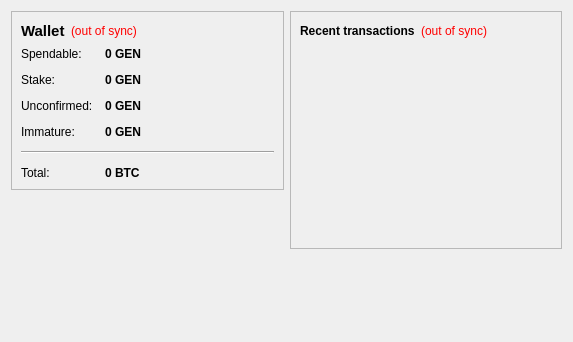
Qt form src/qt/forms/overviewpage.ui (ultra-pool/g3nstake) before a commit.
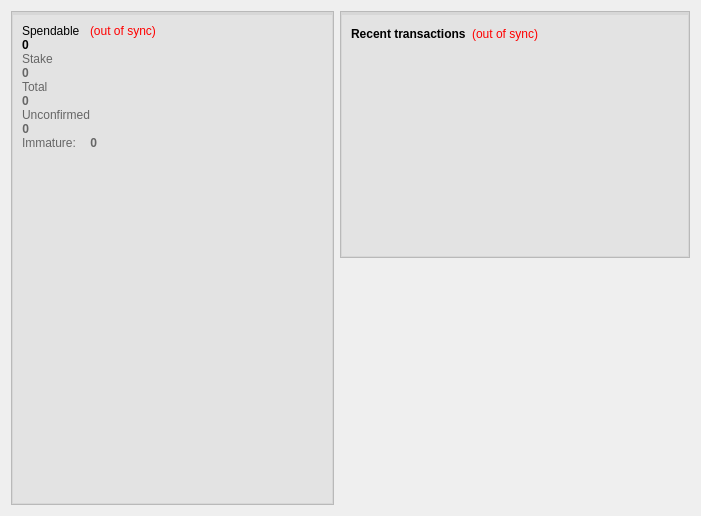
The same form after that commit. Icons and pictures are not drawn.

Diff of the .ui file:
```diff
--- a/src/qt/forms/overviewpage.ui
+++ b/src/qt/forms/overviewpage.ui
@@ -6,18 +6,31 @@
    <rect>
     <x>0</x>
     <y>0</y>
-    <width>573</width>
-    <height>342</height>
+    <width>701</width>
+    <height>516</height>
    </rect>
   </property>
   <property name="windowTitle">
    <string>Form</string>
   </property>
-  <layout class="QHBoxLayout" name="horizontalLayout" stretch="1,1">
+  <layout class="QHBoxLayout" name="horizontalLayout" stretch="1,0">
    <item>
     <layout class="QVBoxLayout" name="verticalLayout_2">
      <item>
       <widget class="QFrame" name="frame">
+       <property name="styleSheet">
+        <string notr="true">#frame
+{
+background-color: rgb(227, 227, 227);
+border: 1px solid rgb(185,185,185);
+}
+
+#frame_4
+{
+border:1px solid rgb(215,215,215);
+border-top: 3px solid rgb(215,215,215);
+}</string>
+       </property>
        <property name="frameShape">
         <enum>QFrame::StyledPanel</enum>
        </property>
@@ -25,72 +38,45 @@
         <enum>QFrame::Raised</enum>
        </property>
        <layout class="QVBoxLayout" name="verticalLayout_4">
-        <item>
-         <layout class="QHBoxLayout" name="horizontalLayout_4">
-          <item>
-           <widget class="QLabel" name="label_5">
-            <property name="font">
-             <font>
-              <pointsize>11</pointsize>
-              <weight>75</weight>
-              <bold>true</bold>
-             </font>
-            </property>
-            <property name="text">
-             <string>Wallet</string>
-            </property>
-           </widget>
-          </item>
-          <item>
-           <widget class="QLabel" name="labelWalletStatus">
-            <property name="toolTip">
-             <string>The displayed information may be out of date. Your wallet automatically synchronizes with the Genstake network after a connection is established, but this process has not completed yet.</string>
-            </property>
-            <property name="styleSheet">
-             <string notr="true">QLabel { color: red; }</string>
-            </property>
-            <property name="text">
-             <string notr="true">(out of sync)</string>
-            </property>
-            <property name="alignment">
-             <set>Qt::AlignLeading|Qt::AlignLeft|Qt::AlignVCenter</set>
-            </property>
-           </widget>
-          </item>
+        <property name="spacing">
+         <number>0</number>
+        </property>
+        <property name="leftMargin">
+         <number>0</number>
+        </property>
+        <property name="topMargin">
+         <number>0</number>
+        </property>
+        <property name="rightMargin">
+         <number>0</number>
+        </property>
+        <property name="bottomMargin">
+         <number>0</number>
+        </property>
           <item>
-           <spacer name="horizontalSpacer_2">
-            <property name="orientation">
-             <enum>Qt::Horizontal</enum>
-            </property>
-            <property name="sizeHint" stdset="0">
-             <size>
-              <width>40</width>
-              <height>20</height>
-             </size>
-            </property>
-           </spacer>
-          </item>
-         </layout>
-        </item>
+         <widget class="QFrame" name="frame_4">
+          <property name="frameShape">
+           <enum>QFrame::StyledPanel</enum>
+          </property>
+          <property name="frameShadow">
+           <enum>QFrame::Raised</enum>
+          </property>
+          <layout class="QVBoxLayout" name="verticalLayout_6">
         <item>
          <layout class="QFormLayout" name="formLayout_2">
           <property name="fieldGrowthPolicy">
-           <enum>QFormLayout::AllNonFixedFieldsGrow</enum>
+              <enum>QFormLayout::ExpandingFieldsGrow</enum>
+             </property>
+             <property name="labelAlignment">
+              <set>Qt::AlignLeading|Qt::AlignLeft|Qt::AlignTop</set>
           </property>
           <property name="horizontalSpacing">
-           <number>12</number>
+              <number>0</number>
           </property>
           <property name="verticalSpacing">
-           <number>12</number>
-          </property>
-          <item row="0" column="0">
-           <widget class="QLabel" name="label">
-            <property name="text">
-             <string>Spendable:</string>
-            </property>
-           </widget>
-          </item>
-          <item row="0" column="1">
+              <number>0</number>
+             </property>
+             <item row="2" column="0">
            <widget class="QLabel" name="labelBalance">
             <property name="font">
              <font>
@@ -104,23 +90,100 @@
             <property name="toolTip">
              <string>Your current spendable balance</string>
             </property>
+               <property name="styleSheet">
+                <string notr="true">top: -5px;</string>
+               </property>
             <property name="text">
-             <string notr="true">0 GEN</string>
+                <string notr="true">0</string>
             </property>
             <property name="textInteractionFlags">
              <set>Qt::LinksAccessibleByMouse|Qt::TextSelectableByKeyboard|Qt::TextSelectableByMouse</set>
             </property>
            </widget>
           </item>
-          <item row="1" column="0">
+             <item row="4" column="0">
            <widget class="QLabel" name="label_6">
+               <property name="palette">
+                <palette>
+                 <active>
+                  <colorrole role="WindowText">
+                   <brush brushstyle="SolidPattern">
+                    <color alpha="255">
+                     <red>102</red>
+                     <green>102</green>
+                     <blue>102</blue>
+                    </color>
+                   </brush>
+                  </colorrole>
+                 </active>
+                 <inactive>
+                  <colorrole role="WindowText">
+                   <brush brushstyle="SolidPattern">
+                    <color alpha="255">
+                     <red>102</red>
+                     <green>102</green>
+                     <blue>102</blue>
+                    </color>
+                   </brush>
+                  </colorrole>
+                 </inactive>
+                 <disabled>
+                  <colorrole role="WindowText">
+                   <brush brushstyle="SolidPattern">
+                    <color alpha="255">
+                     <red>120</red>
+                     <green>120</green>
+                     <blue>120</blue>
+                    </color>
+                   </brush>
+                  </colorrole>
+                 </disabled>
+                </palette>
+               </property>
             <property name="text">
-             <string>Stake:</string>
+                <string>Stake</string>
             </property>
            </widget>
           </item>
-          <item row="1" column="1">
+             <item row="5" column="0">
            <widget class="QLabel" name="labelStake">
+               <property name="palette">
+                <palette>
+                 <active>
+                  <colorrole role="WindowText">
+                   <brush brushstyle="SolidPattern">
+                    <color alpha="255">
+                     <red>102</red>
+                     <green>102</green>
+                     <blue>102</blue>
+                    </color>
+                   </brush>
+                  </colorrole>
+                 </active>
+                 <inactive>
+                  <colorrole role="WindowText">
+                   <brush brushstyle="SolidPattern">
+                    <color alpha="255">
+                     <red>102</red>
+                     <green>102</green>
+                     <blue>102</blue>
+                    </color>
+                   </brush>
+                  </colorrole>
+                 </inactive>
+                 <disabled>
+                  <colorrole role="WindowText">
+                   <brush brushstyle="SolidPattern">
+                    <color alpha="255">
+                     <red>120</red>
+                     <green>120</green>
+                     <blue>120</blue>
+                    </color>
+                   </brush>
+                  </colorrole>
+                 </disabled>
+                </palette>
+               </property>
             <property name="font">
              <font>
               <weight>75</weight>
@@ -134,51 +197,270 @@
              <string>Total of coins that was staked, and do not yet count toward the current balance</string>
             </property>
             <property name="text">
-             <string notr="true">0 GEN</string>
+                <string notr="true">0</string>
             </property>
             <property name="textInteractionFlags">
              <set>Qt::LinksAccessibleByMouse|Qt::TextSelectableByKeyboard|Qt::TextSelectableByMouse</set>
             </property>
            </widget>
           </item>
-          <item row="2" column="0">
+             <item row="9" column="0">
+              <widget class="QLabel" name="labelTotalText">
+               <property name="palette">
+                <palette>
+                 <active>
+                  <colorrole role="WindowText">
+                   <brush brushstyle="SolidPattern">
+                    <color alpha="255">
+                     <red>102</red>
+                     <green>102</green>
+                     <blue>102</blue>
+                    </color>
+                   </brush>
+                  </colorrole>
+                 </active>
+                 <inactive>
+                  <colorrole role="WindowText">
+                   <brush brushstyle="SolidPattern">
+                    <color alpha="255">
+                     <red>102</red>
+                     <green>102</green>
+                     <blue>102</blue>
+                    </color>
+                   </brush>
+                  </colorrole>
+                 </inactive>
+                 <disabled>
+                  <colorrole role="WindowText">
+                   <brush brushstyle="SolidPattern">
+                    <color alpha="255">
+                     <red>120</red>
+                     <green>120</green>
+                     <blue>120</blue>
+                    </color>
+                   </brush>
+                  </colorrole>
+                 </disabled>
+                </palette>
+               </property>
+               <property name="text">
+                <string>Total</string>
+               </property>
+              </widget>
+             </item>
+             <item row="12" column="0">
+              <widget class="QLabel" name="labelTotal">
+               <property name="palette">
+                <palette>
+                 <active>
+                  <colorrole role="WindowText">
+                   <brush brushstyle="SolidPattern">
+                    <color alpha="255">
+                     <red>102</red>
+                     <green>102</green>
+                     <blue>102</blue>
+                    </color>
+                   </brush>
+                  </colorrole>
+                 </active>
+                 <inactive>
+                  <colorrole role="WindowText">
+                   <brush brushstyle="SolidPattern">
+                    <color alpha="255">
+                     <red>102</red>
+                     <green>102</green>
+                     <blue>102</blue>
+                    </color>
+                   </brush>
+                  </colorrole>
+                 </inactive>
+                 <disabled>
+                  <colorrole role="WindowText">
+                   <brush brushstyle="SolidPattern">
+                    <color alpha="255">
+                     <red>120</red>
+                     <green>120</green>
+                     <blue>120</blue>
+                    </color>
+                   </brush>
+                  </colorrole>
+                 </disabled>
+                </palette>
+               </property>
+               <property name="font">
+                <font>
+                 <weight>75</weight>
+                 <bold>true</bold>
+                </font>
+               </property>
+               <property name="cursor">
+                <cursorShape>IBeamCursor</cursorShape>
+               </property>
+               <property name="toolTip">
+                <string>Your current total balance</string>
+               </property>
+               <property name="text">
+                <string notr="true">0</string>
+               </property>
+               <property name="textInteractionFlags">
+                <set>Qt::LinksAccessibleByMouse|Qt::TextSelectableByKeyboard|Qt::TextSelectableByMouse</set>
+               </property>
+              </widget>
+             </item>
+             <item row="17" column="0">
            <widget class="QLabel" name="label_3">
-            <property name="text">
-             <string>Unconfirmed:</string>
-            </property>
-           </widget>
-          </item>
-          <item row="2" column="1">
-           <widget class="QLabel" name="labelUnconfirmed">
-            <property name="font">
-             <font>
-              <weight>75</weight>
-              <bold>true</bold>
-             </font>
-            </property>
-            <property name="cursor">
-             <cursorShape>IBeamCursor</cursorShape>
-            </property>
-            <property name="toolTip">
-             <string>Total of transactions that have yet to be confirmed, and do not yet count toward the current balance</string>
-            </property>
+               <property name="palette">
+                <palette>
+                 <active>
+                  <colorrole role="WindowText">
+                   <brush brushstyle="SolidPattern">
+                    <color alpha="255">
+                     <red>102</red>
+                     <green>102</green>
+                     <blue>102</blue>
+                    </color>
+                   </brush>
+                  </colorrole>
+                 </active>
+                 <inactive>
+                  <colorrole role="WindowText">
+                   <brush brushstyle="SolidPattern">
+                    <color alpha="255">
+                     <red>102</red>
+                     <green>102</green>
+                     <blue>102</blue>
+                    </color>
+                   </brush>
+                  </colorrole>
+                 </inactive>
+                 <disabled>
+                  <colorrole role="WindowText">
+                   <brush brushstyle="SolidPattern">
+                    <color alpha="255">
+                     <red>120</red>
+                     <green>120</green>
+                     <blue>120</blue>
+                    </color>
+                   </brush>
+                  </colorrole>
+                 </disabled>
+                </palette>
+               </property>
             <property name="text">
-             <string notr="true">0 GEN</string>
-            </property>
-            <property name="textInteractionFlags">
-             <set>Qt::LinksAccessibleByMouse|Qt::TextSelectableByKeyboard|Qt::TextSelectableByMouse</set>
-            </property>
-           </widget>
-          </item>
-          <item row="3" column="0">
+                <string>&lt;html&gt;&lt;head/&gt;&lt;body&gt;&lt;p&gt;Unconfirmed&lt;/p&gt;&lt;/body&gt;&lt;/html&gt;</string>
+               </property>
+              </widget>
+             </item>
+             <item row="19" column="0">
            <widget class="QLabel" name="labelImmatureText">
+               <property name="palette">
+                <palette>
+                 <active>
+                  <colorrole role="WindowText">
+                   <brush brushstyle="SolidPattern">
+                    <color alpha="255">
+                     <red>102</red>
+                     <green>102</green>
+                     <blue>102</blue>
+                    </color>
+                   </brush>
+                  </colorrole>
+                  <colorrole role="Text">
+                   <brush brushstyle="SolidPattern">
+                    <color alpha="255">
+                     <red>94</red>
+                     <green>94</green>
+                     <blue>94</blue>
+                    </color>
+                   </brush>
+                  </colorrole>
+                 </active>
+                 <inactive>
+                  <colorrole role="WindowText">
+                   <brush brushstyle="SolidPattern">
+                    <color alpha="255">
+                     <red>102</red>
+                     <green>102</green>
+                     <blue>102</blue>
+                    </color>
+                   </brush>
+                  </colorrole>
+                  <colorrole role="Text">
+                   <brush brushstyle="SolidPattern">
+                    <color alpha="255">
+                     <red>94</red>
+                     <green>94</green>
+                     <blue>94</blue>
+                    </color>
+                   </brush>
+                  </colorrole>
+                 </inactive>
+                 <disabled>
+                  <colorrole role="WindowText">
+                   <brush brushstyle="SolidPattern">
+                    <color alpha="255">
+                     <red>120</red>
+                     <green>120</green>
+                     <blue>120</blue>
+                    </color>
+                   </brush>
+                  </colorrole>
+                  <colorrole role="Text">
+                   <brush brushstyle="SolidPattern">
+                    <color alpha="255">
+                     <red>120</red>
+                     <green>120</green>
+                     <blue>120</blue>
+                    </color>
+                   </brush>
+                  </colorrole>
+                 </disabled>
+                </palette>
+               </property>
             <property name="text">
              <string>Immature:</string>
             </property>
            </widget>
           </item>
-          <item row="3" column="1">
+             <item row="19" column="1">
            <widget class="QLabel" name="labelImmature">
+               <property name="palette">
+                <palette>
+                 <active>
+                  <colorrole role="WindowText">
+                   <brush brushstyle="SolidPattern">
+                    <color alpha="255">
+                     <red>102</red>
+                     <green>102</green>
+                     <blue>102</blue>
+                    </color>
+                   </brush>
+                  </colorrole>
+                 </active>
+                 <inactive>
+                  <colorrole role="WindowText">
+                   <brush brushstyle="SolidPattern">
+                    <color alpha="255">
+                     <red>102</red>
+                     <green>102</green>
+                     <blue>102</blue>
+                    </color>
+                   </brush>
+                  </colorrole>
+                 </inactive>
+                 <disabled>
+                  <colorrole role="WindowText">
+                   <brush brushstyle="SolidPattern">
+                    <color alpha="255">
+                     <red>120</red>
+                     <green>120</green>
+                     <blue>120</blue>
+                    </color>
+                   </brush>
+                  </colorrole>
+                 </disabled>
+                </palette>
+               </property>
             <property name="font">
              <font>
               <weight>75</weight>
@@ -189,29 +471,78 @@
              <string>Mined balance that has not yet matured</string>
             </property>
             <property name="text">
-             <string notr="true">0 GEN</string>
+                <string notr="true">0</string>
+               </property>
+               <property name="alignment">
+                <set>Qt::AlignRight|Qt::AlignTrailing|Qt::AlignVCenter</set>
             </property>
             <property name="textInteractionFlags">
              <set>Qt::LinksAccessibleByMouse|Qt::TextSelectableByKeyboard|Qt::TextSelectableByMouse</set>
             </property>
            </widget>
           </item>
-          <item row="4" column="0" colspan="2">
-           <widget class="Line" name="line">
-            <property name="orientation">
-             <enum>Qt::Horizontal</enum>
-            </property>
-           </widget>
-          </item>
-          <item row="5" column="0">
-           <widget class="QLabel" name="labelTotalText">
+             <item row="1" column="1">
+              <widget class="QLabel" name="labelWalletStatus">
+               <property name="toolTip">
+                <string>The displayed information may be out of date. Your wallet automatically synchronizes with the BitBay network after a connection is established, but this process has not completed yet.</string>
+               </property>
+               <property name="styleSheet">
+                <string notr="true">QLabel { color: red; }</string>
+               </property>
+               <property name="text">
+                <string notr="true">(out of sync)</string>
+               </property>
+               <property name="alignment">
+                <set>Qt::AlignLeading|Qt::AlignLeft|Qt::AlignVCenter</set>
+               </property>
+              </widget>
+             </item>
+             <item row="1" column="0">
+              <widget class="QLabel" name="label">
             <property name="text">
-             <string>Total:</string>
+                <string>Spendable</string>
             </property>
            </widget>
           </item>
-          <item row="5" column="1">
-           <widget class="QLabel" name="labelTotal">
+             <item row="18" column="0">
+              <widget class="QLabel" name="labelUnconfirmed">
+               <property name="palette">
+                <palette>
+                 <active>
+                  <colorrole role="WindowText">
+                   <brush brushstyle="SolidPattern">
+                    <color alpha="255">
+                     <red>102</red>
+                     <green>102</green>
+                     <blue>102</blue>
+                    </color>
+                   </brush>
+                  </colorrole>
+                 </active>
+                 <inactive>
+                  <colorrole role="WindowText">
+                   <brush brushstyle="SolidPattern">
+                    <color alpha="255">
+                     <red>102</red>
+                     <green>102</green>
+                     <blue>102</blue>
+                    </color>
+                   </brush>
+                  </colorrole>
+                 </inactive>
+                 <disabled>
+                  <colorrole role="WindowText">
+                   <brush brushstyle="SolidPattern">
+                    <color alpha="255">
+                     <red>120</red>
+                     <green>120</green>
+                     <blue>120</blue>
+                    </color>
+                   </brush>
+                  </colorrole>
+                 </disabled>
+                </palette>
+               </property>
             <property name="font">
              <font>
               <weight>75</weight>
@@ -222,20 +553,36 @@
              <cursorShape>IBeamCursor</cursorShape>
             </property>
             <property name="toolTip">
-             <string>Your current total balance</string>
+                <string>Total of transactions that have yet to be confirmed, and do not yet count toward the current balance</string>
+               </property>
+               <property name="layoutDirection">
+                <enum>Qt::LeftToRight</enum>
             </property>
             <property name="text">
-             <string notr="true">0 BTC</string>
+                <string notr="true">0</string>
+               </property>
+               <property name="alignment">
+                <set>Qt::AlignRight|Qt::AlignTrailing|Qt::AlignVCenter</set>
             </property>
             <property name="textInteractionFlags">
              <set>Qt::LinksAccessibleByMouse|Qt::TextSelectableByKeyboard|Qt::TextSelectableByMouse</set>
             </property>
            </widget>
           </item>
-         </layout>
-        </item>
-       </layout>
-      </widget>
+             <item row="20" column="0">
+              <spacer name="verticalSpacer_4">
+               <property name="orientation">
+                <enum>Qt::Vertical</enum>
+               </property>
+               <property name="sizeHint" stdset="0">
+                <size>
+                 <width>20</width>
+                 <height>40</height>
+                </size>
+               </property>
+              </spacer>
+             </item>
+            </layout>
      </item>
      <item>
       <spacer name="verticalSpacer">
@@ -250,12 +597,69 @@
        </property>
       </spacer>
      </item>
+           <item>
+            <widget class="QLabel" name="label_2">
+             <property name="minimumSize">
+              <size>
+               <width>200</width>
+               <height>200</height>
+              </size>
+             </property>
+             <property name="maximumSize">
+              <size>
+               <width>256</width>
+               <height>256</height>
+              </size>
+             </property>
+             <property name="text">
+              <string>&lt;html&gt;&lt;head/&gt;&lt;body&gt;&lt;p align=&quot;center&quot;&gt;&lt;img src=&quot;:/images/wallet&quot;/&gt;&lt;/span&gt;&lt;/a&gt;&lt;/p&gt;&lt;/body&gt;&lt;/html&gt;</string>
+             </property>
+            </widget>
+           </item>
+           <item>
+            <spacer name="verticalSpacer_3">
+             <property name="orientation">
+              <enum>Qt::Vertical</enum>
+             </property>
+             <property name="sizeHint" stdset="0">
+              <size>
+               <width>20</width>
+               <height>40</height>
+              </size>
+             </property>
+            </spacer>
+           </item>
+          </layout>
+         </widget>
+        </item>
+       </layout>
+      </widget>
+     </item>
     </layout>
    </item>
    <item>
     <layout class="QVBoxLayout" name="verticalLayout_3">
      <item>
       <widget class="QFrame" name="frame_2">
+       <property name="minimumSize">
+        <size>
+         <width>350</width>
+         <height>0</height>
+        </size>
+       </property>
+       <property name="styleSheet">
+        <string notr="true">#frame_2
+{
+background-color: rgb(227, 227, 227);
+border: 1px solid rgb(185,185,185);
+}
+
+#frame_3
+{
+border:1px solid rgb(215,215,215);
+border-top: 3px solid rgb(215,215,215);
+}</string>
+       </property>
        <property name="frameShape">
         <enum>QFrame::StyledPanel</enum>
        </property>
@@ -263,6 +667,39 @@
         <enum>QFrame::Raised</enum>
        </property>
        <layout class="QVBoxLayout" name="verticalLayout">
+        <property name="spacing">
+         <number>0</number>
+        </property>
+        <property name="leftMargin">
+         <number>0</number>
+        </property>
+        <property name="topMargin">
+         <number>0</number>
+        </property>
+        <property name="rightMargin">
+         <number>0</number>
+        </property>
+        <property name="bottomMargin">
+         <number>0</number>
+        </property>
+        <item>
+         <widget class="QFrame" name="frame_3">
+          <property name="minimumSize">
+           <size>
+            <width>0</width>
+            <height>10</height>
+           </size>
+          </property>
+          <property name="frameShape">
+           <enum>QFrame::StyledPanel</enum>
+          </property>
+          <property name="frameShadow">
+           <enum>QFrame::Raised</enum>
+          </property>
+          <layout class="QVBoxLayout" name="verticalLayout_5">
+           <property name="leftMargin">
+            <number>9</number>
+           </property>
         <item>
          <layout class="QHBoxLayout" name="horizontalLayout_2">
           <item>
@@ -320,6 +757,11 @@
           <property name="selectionMode">
            <enum>QAbstractItemView::NoSelection</enum>
           </property>
+            </widget>
+           </item>
+          </layout>
+          <zorder>listTransactions</zorder>
+          <zorder></zorder>
          </widget>
         </item>
        </layout>
```
Left out of the diff: 2 changed lines with no effect on the pictures. Lines whose indentation alone changed are shown as unchanged.
